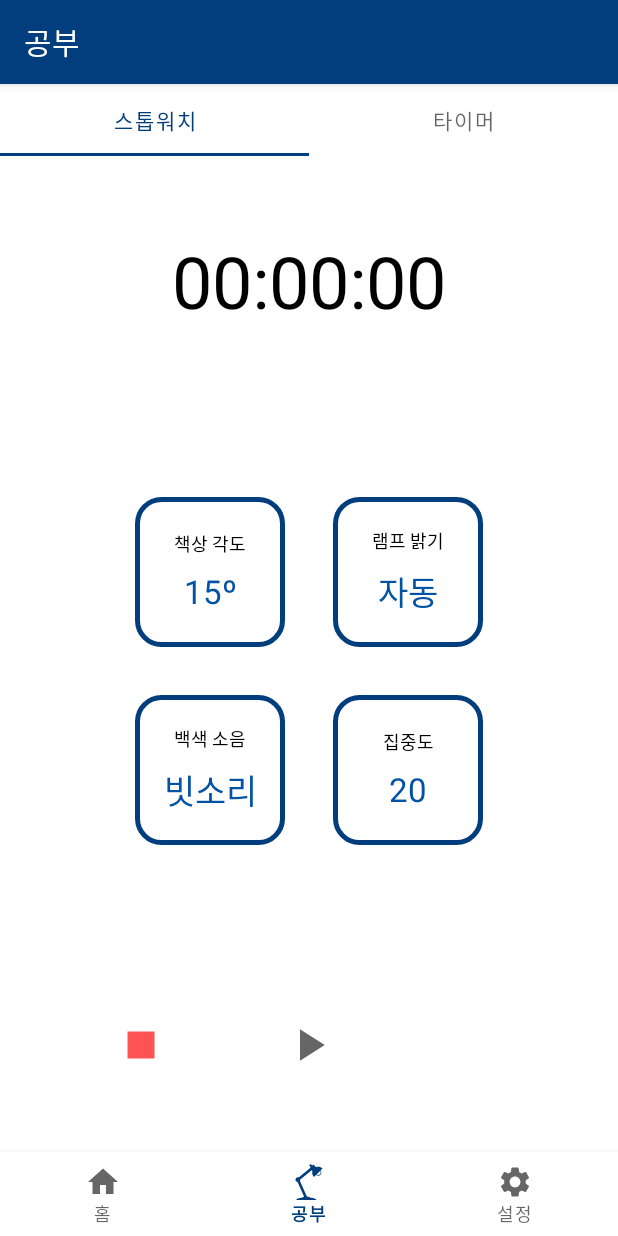
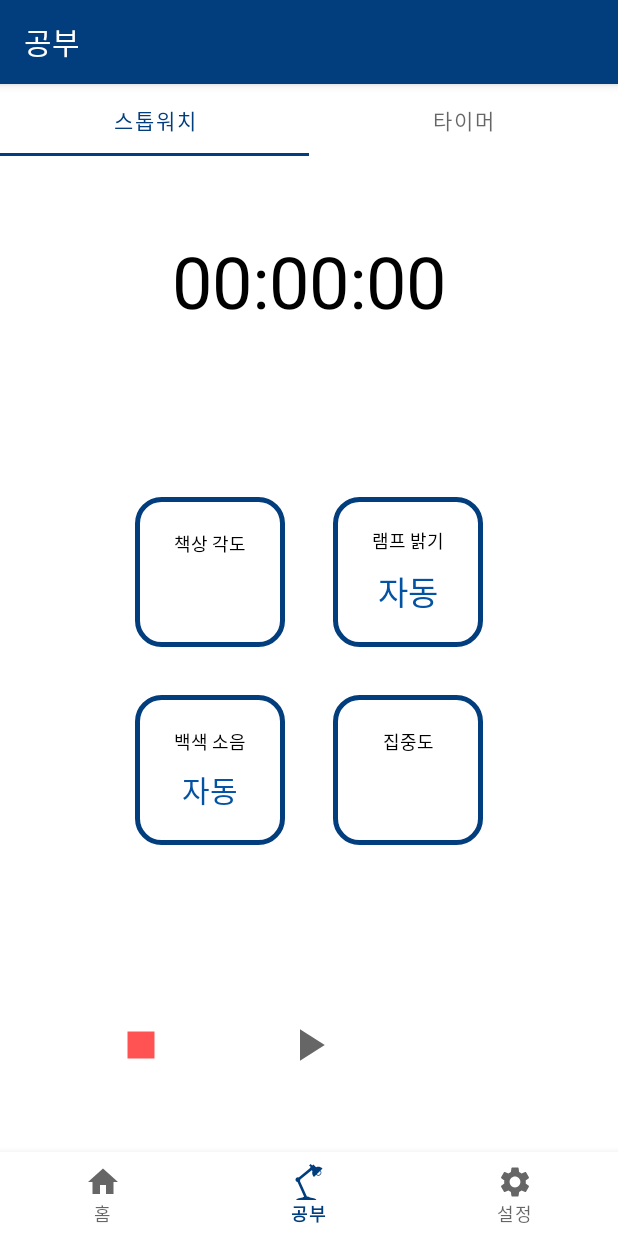
Before and after one commit to hohoprince/Just-Study, an Android app: the StudyFragment screen opened through its navigation route, on a phone screen of 412 x 824 dp. Run offline under Robolectric (Android 15) with nearby library versions, the phone set to English and light mode, and no system bars; our stand-ins replace navigation-ui.

Commit message:
백색 소음 버튼 동작 구현

```diff
--- a/JustStudy/app/src/main/java/com/sunhoon/juststudy/ui/study/StudyViewModel.kt
+++ b/JustStudy/app/src/main/java/com/sunhoon/juststudy/ui/study/StudyViewModel.kt
@@ -20,6 +20,12 @@ class StudyViewModel : ViewModel() {
         value = 0
     }
     var currentLight: LiveData<Int> = _currentLight
+
+    // 현재 백색 소음
+    private val _currentNoise = MutableLiveData<Int>().apply {
+        value = 0
+    }
+    var currentNoise: LiveData<Int> = _currentNoise
 
     // 타이머
     private lateinit var studyTimer : StudyTimer
@@ -52,6 +58,10 @@ class StudyViewModel : ViewModel() {
         _currentLight.value = value
     }
 
+    fun setCurrentNoise(value: Int) {
+        _currentNoise.value = value
+    }
+
 //    private val _text = MutableLiveData<String>().apply {
 //        value = "This is dashboard Fragment"
 //    }
--- a/JustStudy/app/src/main/res/layout/fragment_study.xml
+++ b/JustStudy/app/src/main/res/layout/fragment_study.xml
@@ -69,14 +69,14 @@
                         android:gravity="center"/>
 
                 <TextView
-                        android:text="15º"
                         android:layout_width="match_parent"
                         android:layout_height="wrap_content"
                         android:id="@+id/angle_textview"
                         android:layout_margin="4dp"
                         android:textSize="22sp"
                         android:textColor="@color/navy_light"
-                        android:gravity="center"/>
+                        android:gravity="center"
+                        tools:text="15º"/>
             </LinearLayout>
 
             <LinearLayout
@@ -101,14 +101,14 @@
                         android:gravity="center"/>
 
                 <TextView
-                        android:text="자동"
                         android:layout_width="match_parent"
                         android:layout_height="wrap_content"
                         android:id="@+id/light_textview"
                         android:layout_margin="4dp"
                         android:textSize="22sp"
                         android:textColor="@color/navy_light"
-                        android:gravity="center"/>
+                        android:gravity="center"
+                        tools:text="6500k"/>
             </LinearLayout>
         </LinearLayout>
         <LinearLayout
@@ -138,18 +138,20 @@
                         android:gravity="center"/>
 
                 <TextView
-                        android:text="빗소리"
                         android:layout_width="match_parent"
                         android:layout_height="wrap_content"
                         android:id="@+id/noise_textview"
                         android:layout_margin="4dp"
-                        android:textSize="22sp"
+                        android:textSize="20sp"
                         android:textColor="@color/navy_light"
                         android:gravity="center"
                         android:maxWidth="60dp"
                         app:autoSizeMinTextSize="12sp"
                         app:autoSizeTextType="uniform"
-                        android:minLines="1"/>
+                        android:minLines="1"
+                        tools:text="빗소리"
+                        android:maxLines="1"
+                        android:autoText="true"/>
             </LinearLayout>
 
             <LinearLayout
@@ -174,14 +176,14 @@
                         android:gravity="center"/>
 
                 <TextView
-                        android:text="20"
                         android:layout_width="match_parent"
                         android:layout_height="wrap_content"
                         android:id="@+id/focus_textview"
                         android:layout_margin="4dp"
                         android:textSize="22sp"
                         android:textColor="@color/navy_light"
-                        android:gravity="center"/>
+                        android:gravity="center"
+                        tools:text="20"/>
             </LinearLayout>
         </LinearLayout>
     </LinearLayout>
```
Also changed, not shown: JustStudy/app/src/main/java/com/sunhoon/juststudy/ui/study/StudyFragment.kt (+42 -0 lines), JustStudy/app/src/main/res/layout/dialog_white_noise.xml (+7 -7 lines).
